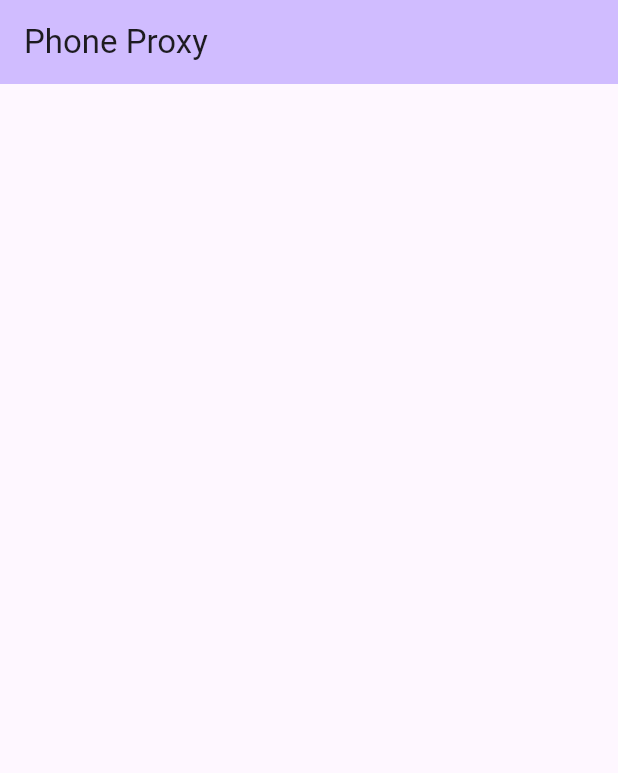
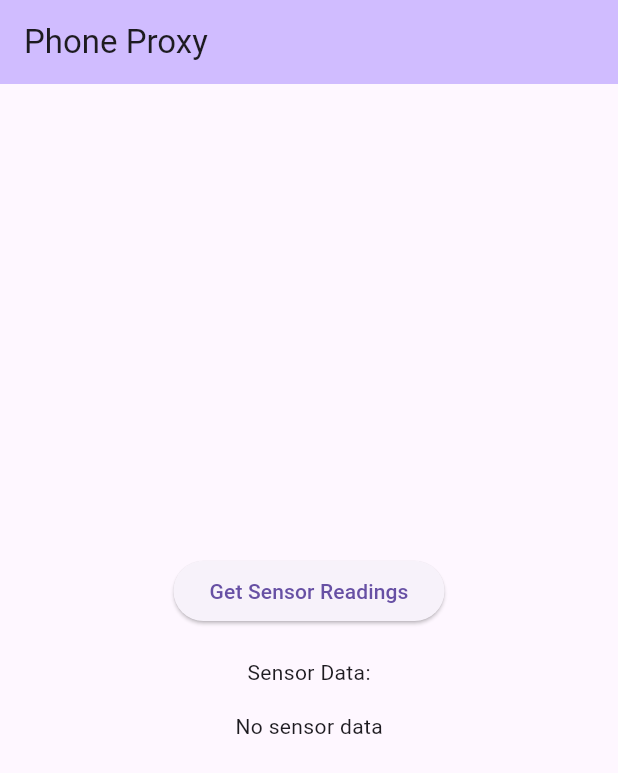
Before and after one commit to viam-labs/ble-managed, a Flutter app: the screen it shows after launch, on a phone screen of 412 x 824 dp. Shown: the top 773 px of the screen. Run offline on Flutter 3.47's test engine with Material 3 defaults, Android fonts, the phone set to English and light mode, and no system bars; our stand-ins replace logger, permission_handler; missing offline and left inert: blev, socks5_proxy, viam_sdk.

Commit message:
reading data

```diff
--- a/phone_proxy/lib/main.dart
+++ b/phone_proxy/lib/main.dart
@@ -12,6 +12,7 @@ import 'package:flutter/services.dart';
 import 'package:logger/logger.dart';
 import 'package:permission_handler/permission_handler.dart';
 import 'package:socks5_proxy/socks_server.dart';
+import 'package:viam_sdk/viam_sdk.dart' as viam;
 
 // The following three classes are examples of a basic flutter app setup.
 // Replace them with the implementation of your flutter app.
@@ -24,6 +25,7 @@ class MyApp extends StatelessWidget {
         title: 'Phone Proxy', home: MyHomePage(title: 'Phone Proxy'));
   }
 }
+
 class MyHomePage extends StatefulWidget {
   const MyHomePage({super.key, required this.title});
 
@@ -32,18 +34,67 @@ class MyHomePage extends StatefulWidget {
   @override
   State<MyHomePage> createState() => _MyHomePageState();
 }
+
 class _MyHomePageState extends State<MyHomePage> {
-  _MyHomePageState() {
-    loadData();
+  viam.RobotClient? _robot;
+  String _sensorData = "No sensor data";
+
+  @override
+  void initState() {
+    super.initState();
+    _connectToViam();
+  }
+
+  Future<void> _connectToViam() async {
+    final options = viam.RobotClientOptions.withApiKey(
+        "829d43b8-878d-4fd7-bf46-678e1badc434",
+        "kkbo65gpvucc5rhtmw37sw8imn431hcn");
+
+    _robot = await viam.RobotClient.atAddress(
+        'juliespi-main.myj4cbg09b.viam.cloud', options);
+  }
+
+  Future<void> _getSensorReadings() async {
+    if (_robot == null) return;
+
+    final mySensor = viam.Sensor.fromRobot(_robot!, 'mysensor');
+    final readings = await mySensor.readings();
+
+    setState(() {
+      _sensorData = readings.toString();
+    });
   }
 
   @override
   Widget build(BuildContext context) {
     return Scaffold(
-        appBar: AppBar(
-          backgroundColor: Theme.of(context).colorScheme.inversePrimary,
-          title: Text(widget.title),
-        ));
+      appBar: AppBar(
+        backgroundColor: Theme.of(context).colorScheme.inversePrimary,
+        title: Text(widget.title),
+      ),
+      body: Center(
+        child: Column(
+          mainAxisAlignment: MainAxisAlignment.center,
+          children: [
+            ElevatedButton(
+                onPressed: _getSensorReadings,
+                child: const Text('Get Sensor Readings')),
+            const SizedBox(height: 20),
+            const Text('Sensor Data:'),
+            Padding(
+              padding: const EdgeInsets.all(16.0),
+              child: Text(_sensorData),
+            ),
+          ],
+        ),
+      ),
+    );
+  }
+
+  @override
+  void dispose() {
+    _robot?.close();
+    super.dispose();
   }
 
   Future<void> loadData() async {
@@ -84,7 +135,7 @@ void main() {
   // reinvocation of the `mainLoop` method below. You may want to use
   // a `Completer` flutter object to cancel or restart the current `mainLoop`
   // if this behavior is desired.
-  var machineToManage = 'TODO';
+  var machineToManage = '329cf2c8-98a6-4577-a8d0-93305b0834bc';
 
   mainLoop(mobileDevice, machineToManage, true);
 }
@@ -96,7 +147,8 @@ void mainLoop(String mobileDevice, machineToManage, bool shouldCallRunApp) {
       if (shouldCallRunApp) {
         runApp(const MyApp());
       }
-    }, (error, stackTrace) {
+    },
+    (error, stackTrace) {
       if (error is L2CapDisconnectedError) {
         // You may want to execute custom code in this block. Something like notifying the
         // app user that there's been a disconnection and to move back in range of the
@@ -157,14 +209,17 @@ void startBLESocksPhoneProxy(String mobileDevice, machineToManage) {
   });
 }
 
-Future<void> initializeProxy(BlePeripheral blePeriph, String mobileDevice, machineToManage) async {
+Future<void> initializeProxy(
+    BlePeripheral blePeriph, String mobileDevice, machineToManage) async {
   final (proxyPSM, proxyChanStream) = await blePeriph.publishL2capChannel();
   await advertiseProxyPSM(blePeriph, proxyPSM, mobileDevice);
   await listenAndProxySOCKS(proxyChanStream);
 }
 
-Future<void> advertiseProxyPSM(BlePeripheral blePeriph, int psm, String mobileDevice) async {
-  logger.i('advertising self ($mobileDevice) and publishing SOCKS5 proxy PSM: $psm');
+Future<void> advertiseProxyPSM(
+    BlePeripheral blePeriph, int psm, String mobileDevice) async {
+  logger.i(
+      'advertising self ($mobileDevice) and publishing SOCKS5 proxy PSM: $psm');
   await blePeriph.addReadOnlyService(viamSvcUUID, {
     viamSocksProxyNameCharUUID: mobileDevice,
     viamSocksProxyPSMCharUUID: '$psm',
@@ -174,8 +229,8 @@ Future<void> advertiseProxyPSM(BlePeripheral blePeriph, int psm, String mobileDe
 
 Future<void> listenAndProxySOCKS(Stream<L2CapChannel> chanStream) async {
   var chanCount = 0;
-  logger.i('in healthy and idle state; scanning for devices to proxy traffic from');
-
+  logger.i(
+      'in healthy and idle state; scanning for devices to proxy traffic from');
   chanStream.listen((chan) async {
     final thisCount = chanCount++;
     logger.i('BLE-SOCKS bridge established and ready to handle traffic');
@@ -184,14 +239,17 @@ Future<void> listenAndProxySOCKS(Stream<L2CapChannel> chanStream) async {
       logger.i(
           'forwarding ${connection.address.address}:${connection.port} -> ${connection.desiredAddress.address}:${connection.desiredPort}');
       await connection.forward(allowIPv6: true);
-    }).onError((error) { logger.e('error listening for connections: $error'); });
+    }).onError((error) {
+      logger.e('error listening for connections: $error');
+    });
 
     unawaited(socksServerProxy
         .addServerSocket(L2CapChannelServerSocketUtils.multiplex(chan)));
   }).asFuture();
 }
 
-Future<void> manageMachine(BleCentral bleCentral, String mobileDevice, machineToManage) async {
+Future<void> manageMachine(
+    BleCentral bleCentral, String mobileDevice, machineToManage) async {
   logger.i('scanning for $machineToManage now');
   late StreamSubscription<DiscoveredBlePeripheral> deviceSub;
   deviceSub = bleCentral.scanForPeripherals([viamSvcUUID]).listen(
@@ -273,9 +331,11 @@ Future<void> manageMachine(BleCentral bleCentral, String mobileDevice, machineTo
           return;
         }
 
-        logger.i('machine to manage knows our name and we will wait for a connection');
+        logger.i(
+            'machine to manage knows our name and we will wait for a connection');
       }).catchError((error) {
-        logger.e('error establishing connection with machine to manage: $error; will try again');
+        logger.e(
+            'error establishing connection with machine to manage: $error; will try again');
         unawaited(manageMachine(bleCentral, mobileDevice, machineToManage));
       });
     },
```
